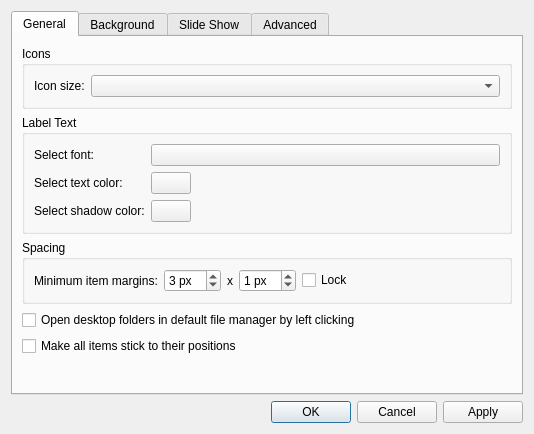
Old version of the form pcmanfm/desktop-preferences.ui in the repository lxqt/pcmanfm-qt.
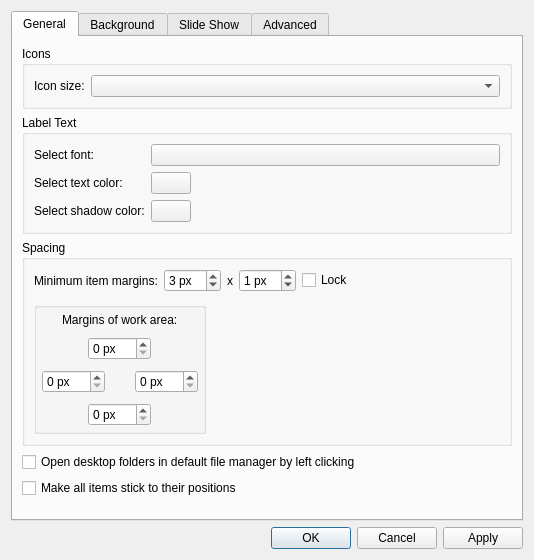
New version of the form. Icons and pictures are not drawn. Custom widgets are drawn as their Qt base class.

Commit message:
Allow customizing workspace margins on desktop (#1606)
It's especially useful with panels/docks that don't reserve space but auto-hide on overlapping windows.

What changed in the file:
```diff
--- a/pcmanfm/desktop-preferences.ui
+++ b/pcmanfm/desktop-preferences.ui
@@ -136,6 +136,16 @@
           <string>Spacing</string>
          </property>
          <layout class="QGridLayout" name="gridLayout_3">
+          <property name="verticalSpacing">
+           <number>10</number>
+          </property>
+          <item row="0" column="4">
+           <widget class="QCheckBox" name="lockMargins">
+            <property name="text">
+             <string>Lock</string>
+            </property>
+           </widget>
+          </item>
           <item row="0" column="0">
            <widget class="QLabel" name="label_7">
             <property name="text">
@@ -143,6 +153,36 @@
             </property>
            </widget>
           </item>
+          <item row="0" column="5">
+           <spacer name="horizontalSpacer">
+            <property name="orientation">
+             <enum>Qt::Horizontal</enum>
+            </property>
+            <property name="sizeHint" stdset="0">
+             <size>
+              <width>20</width>
+              <height>5</height>
+             </size>
+            </property>
+           </spacer>
+          </item>
+          <item row="0" column="3">
+           <widget class="QSpinBox" name="vMargin">
+            <property name="toolTip">
+             <string>1 px by default.
+A space is also reserved for 3 lines of text.</string>
+            </property>
+            <property name="suffix">
+             <string> px</string>
+            </property>
+            <property name="maximum">
+             <number>48</number>
+            </property>
+            <property name="value">
+             <number>1</number>
+            </property>
+           </widget>
+          </item>
           <item row="0" column="1">
            <widget class="QSpinBox" name="hMargin">
             <property name="toolTip">
@@ -166,35 +206,61 @@
             </property>
            </widget>
           </item>
-          <item row="0" column="3">
-           <widget class="QSpinBox" name="vMargin">
-            <property name="toolTip">
-             <string>1 px by default.
-A space is also reserved for 3 lines of text.</string>
-            </property>
-            <property name="suffix">
-             <string> px</string>
-            </property>
-            <property name="maximum">
-             <number>48</number>
-            </property>
-            <property name="value">
-             <number>1</number>
-            </property>
-           </widget>
-          </item>
-          <item row="0" column="4">
-           <widget class="QCheckBox" name="lockMargins">
+          <item row="1" column="0" colspan="6" alignment="Qt::AlignLeft">
+           <widget class="QGroupBox" name="groupBox_7">
+            <layout class="QVBoxLayout" name="verticalLayout_6">
+             <property name="spacing">
+              <number>10</number>
+             </property>
+             <property name="leftMargin">
+              <number>5</number>
+             </property>
+             <property name="topMargin">
+              <number>5</number>
+             </property>
+             <property name="rightMargin">
+              <number>5</number>
+             </property>
+             <property name="bottomMargin">
+              <number>5</number>
+             </property>
+             <item alignment="Qt::AlignHCenter">
+              <widget class="QLabel" name="label_13">
             <property name="text">
-             <string>Lock</string>
+                <string>Margins of work area:</string>
             </property>
            </widget>
           </item>
-          <item row="0" column="5">
-           <spacer name="horizontalSpacer">
+             <item alignment="Qt::AlignHCenter">
+              <widget class="QSpinBox" name="topMargin">
+               <property name="suffix">
+                <string> px</string>
+               </property>
+               <property name="maximum">
+                <number>200</number>
+               </property>
+              </widget>
+             </item>
+             <item>
+              <layout class="QHBoxLayout" name="horizontalLayout_2">
+               <item>
+                <widget class="QSpinBox" name="leftMargin">
+                 <property name="suffix">
+                  <string> px</string>
+                 </property>
+                 <property name="maximum">
+                  <number>200</number>
+                 </property>
+                </widget>
+               </item>
+               <item>
+                <spacer name="horizontalSpacer_4">
             <property name="orientation">
              <enum>Qt::Horizontal</enum>
             </property>
+                 <property name="sizeType">
+                  <enum>QSizePolicy::MinimumExpanding</enum>
+                 </property>
             <property name="sizeHint" stdset="0">
              <size>
               <width>20</width>
@@ -202,6 +268,31 @@
              </size>
             </property>
            </spacer>
+               </item>
+               <item>
+                <widget class="QSpinBox" name="rightMargin">
+                 <property name="suffix">
+                  <string> px</string>
+                 </property>
+                 <property name="maximum">
+                  <number>200</number>
+                 </property>
+                </widget>
+               </item>
+              </layout>
+             </item>
+             <item alignment="Qt::AlignHCenter">
+              <widget class="QSpinBox" name="bottomMargin">
+               <property name="suffix">
+                <string> px</string>
+               </property>
+               <property name="maximum">
+                <number>200</number>
+               </property>
+              </widget>
+             </item>
+            </layout>
+           </widget>
           </item>
          </layout>
         </widget>
```
Lines whose indentation alone changed are shown as unchanged. The commit also changes 4 other files.
